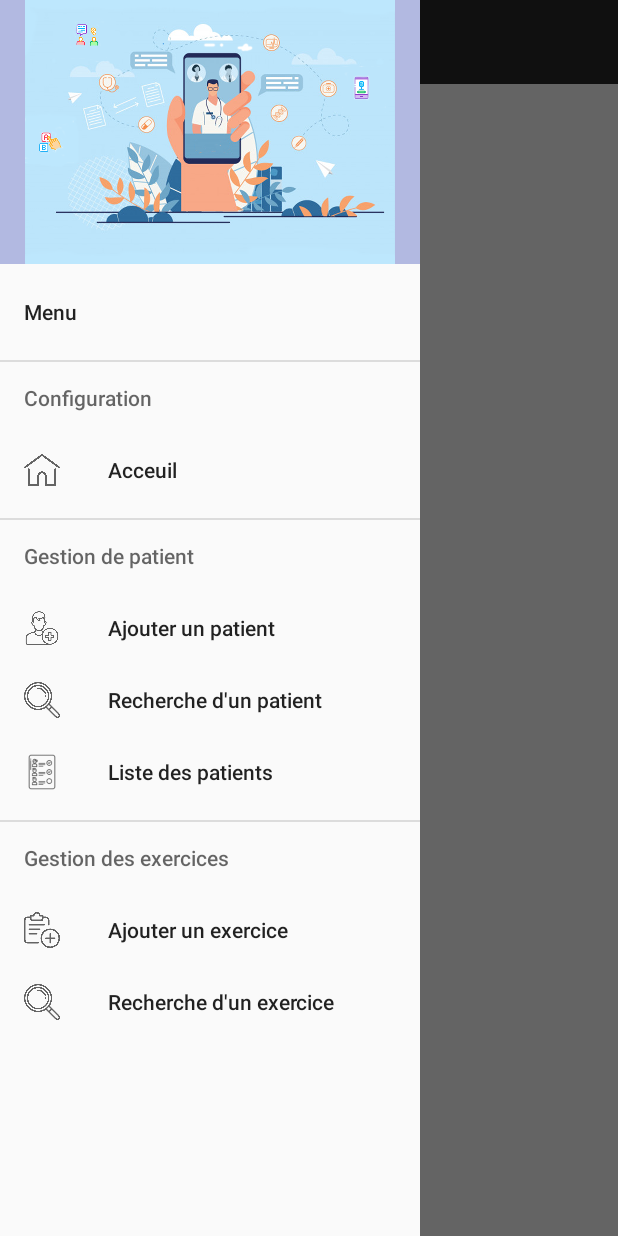
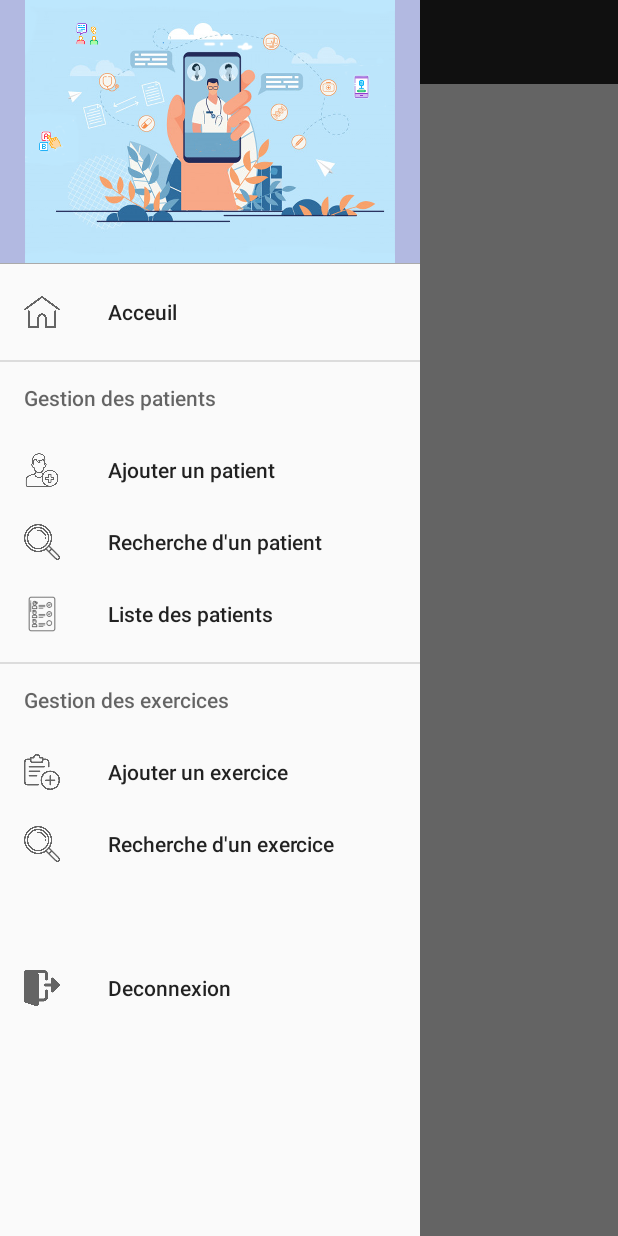
Before and after one commit to Ramdanemerakeb2/ProjetMaster_Voicy, an Android app: the FonctionnaliteActivity screen opened directly, with no data from a screen before it, with the side drawer open, on a phone screen of 412 x 824 dp. Run offline under Robolectric (Android 15) with nearby library versions, the phone set to English and light mode, and no system bars; Roboto replaces fonts that are not available here.

Commit message:
Ajout Deconnexion + quelques ameliorations

```diff
--- a/app/src/main/java/com/example/voicy_v2/activity/FonctionnaliteActivity.java
+++ b/app/src/main/java/com/example/voicy_v2/activity/FonctionnaliteActivity.java
@@ -73,6 +73,10 @@ public class FonctionnaliteActivity extends AppCompatActivity implements Navigat
                 break;
             case R.id.activity_main_drawer_rechercheExo:
                 break;
+            case R.id.activity_main_drawer_logout:
+                Intent intentLogout = new Intent(FonctionnaliteActivity.this, ConnexionActivity.class);
+                startActivity(intentLogout);
+                break;
             default:
                 break;
         }
--- a/app/src/main/res/layout/activity_affichage_patient.xml
+++ b/app/src/main/res/layout/activity_affichage_patient.xml
@@ -8,7 +8,7 @@
         android:id="@+id/idPatient"
         android:layout_width="480dp"
         android:layout_height="80dp"
-        android:layout_marginTop="28dp"
+        android:layout_marginTop="100dp"
         android:background="@drawable/box_titre"
         android:fontFamily="casual"
         android:gravity="center"
--- a/app/src/main/res/layout/activity_ajout_patient.xml
+++ b/app/src/main/res/layout/activity_ajout_patient.xml
@@ -8,7 +8,7 @@
         android:id="@+id/titre_ajoutPatient"
         android:layout_width="480dp"
         android:layout_height="80dp"
-        android:layout_marginTop="28dp"
+        android:layout_marginTop="140dp"
         android:background="@drawable/box_titre"
         android:fontFamily="casual"
         android:gravity="center"
--- a/app/src/main/res/layout/activity_liste_patient.xml
+++ b/app/src/main/res/layout/activity_liste_patient.xml
@@ -24,7 +24,8 @@
     <View
         android:layout_width="match_parent"
         android:layout_height="0.5dp"
-        android:layout_marginTop="150dp"
+        android:layout_marginTop="50dp"
+        android:id="@+id/list_separator"
         android:background="@android:color/darker_gray"
         app:layout_constraintBottom_toTopOf="@+id/list_patients"
         app:layout_constraintTop_toBottomOf="@+id/titre_listPatient"
@@ -35,13 +36,12 @@
         android:layout_width="0dp"
         android:layout_height="0dp"
         android:layout_marginStart="1dp"
-        android:layout_marginTop="150dp"
         android:layout_marginEnd="1dp"
         android:layout_marginBottom="1dp"
         app:layout_constraintBottom_toBottomOf="parent"
         app:layout_constraintEnd_toEndOf="parent"
         app:layout_constraintStart_toStartOf="parent"
-        app:layout_constraintTop_toBottomOf="@+id/titre_listPatient" />
+        app:layout_constraintTop_toBottomOf="@+id/list_separator" />
 
 
 </androidx.constraintlayout.widget.ConstraintLayout>
--- a/app/src/main/res/layout/activity_main_nav_header.xml
+++ b/app/src/main/res/layout/activity_main_nav_header.xml
@@ -13,5 +13,10 @@
         android:layout_width="wrap_content"
         android:layout_height="wrap_content"
         app:srcCompat="@drawable/login" />
+    <View
+        android:layout_width="match_parent"
+        android:layout_height="2dp"
+        android:id="@+id/list_separator"
+        android:background="@android:color/darker_gray" />
 
 </LinearLayout>
--- a/app/src/main/res/layout/activity_recherche_patient.xml
+++ b/app/src/main/res/layout/activity_recherche_patient.xml
@@ -9,11 +9,11 @@
         android:id="@+id/titre_recherchePatient"
         android:layout_width="480dp"
         android:layout_height="80dp"
-        android:layout_marginTop="28dp"
+        android:layout_marginTop="100dp"
         android:background="@drawable/box_titre"
         android:fontFamily="casual"
         android:gravity="center"
-        android:text="Rechrche d'un patient"
+        android:text="Recheche d'un patient"
         android:textSize="46sp"
         android:textStyle="bold"
         android:translationX="150dp" />
--- a/app/src/main/res/menu/activity_main_menu_drawer.xml
+++ b/app/src/main/res/menu/activity_main_menu_drawer.xml
@@ -3,24 +3,18 @@
     xmlns:tools="http://schemas.android.com/tools"
     tools:showIn="navigation_view">
 
+
+
     <group android:checkableBehavior="single">
         <item
-            android:title="Menu" />
+            android:id="@+id/activity_main_drawer_acceuil"
+            android:icon="@drawable/acceuil"
+            android:title="Acceuil" />
+
     </group>
 
-    <item android:title="Configuration">
-        <menu>
-            <group android:checkableBehavior="single">
-                <item
-                    android:id="@+id/activity_main_drawer_acceuil"
-                    android:icon="@drawable/acceuil"
-                    android:title="Acceuil" />
 
-            </group>
-        </menu>
-    </item>
-
-    <item android:title="Gestion de patient">
+    <item android:title="Gestion des patients">
         <menu>
             <group android:checkableBehavior="single">
                 <item
@@ -55,5 +49,18 @@
         </menu>
     </item>
 
+    <item
+        android:title=""
+        android:enabled="false" >
+    </item>
+
+    <group android:checkableBehavior="single">
+        <item
+            android:id="@+id/activity_main_drawer_logout"
+            android:icon="@drawable/logout"
+            android:title="Deconnexion" />
+
+    </group>
+
 
 </menu>
```
Also changed, not shown: app/src/main/AndroidManifest.xml (+8 -1 lines), app/src/main/java/com/example/voicy_v2/activity/AffichagePatientActivity.java (+33 -0 lines), app/src/main/java/com/example/voicy_v2/activity/AjoutPatientActivity.java (+21 -1 lines), app/src/main/java/com/example/voicy_v2/activity/RecherchePatientActivity.java (+13 -2 lines), app/src/main/res/drawable/logout.png (added).
